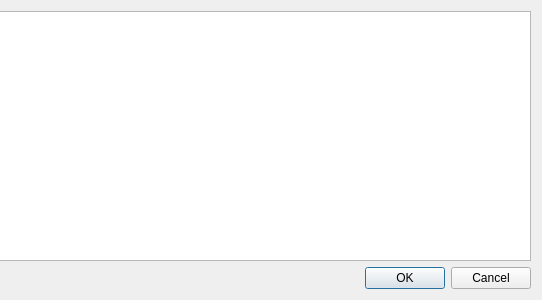
First picture: the form in overzichtvraagaanbod.ui, repository vvim/BT_deelnemers, before the edit; both pictures show x 258 to 800 and y 0 to 300 of the 800 by 300 pixel window.
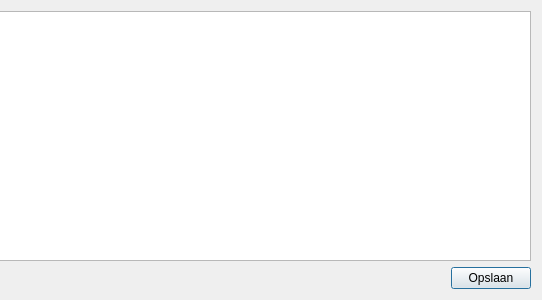
Second picture: the form after the edit.

Commit message: V/A use custom "savebutton" instead of QButtonBox

```diff
--- a/overzichtvraagaanbod.ui
+++ b/overzichtvraagaanbod.ui
@@ -40,12 +40,9 @@
       </spacer>
      </item>
      <item>
-      <widget class="QDialogButtonBox" name="buttonBox">
-       <property name="orientation">
-        <enum>Qt::Horizontal</enum>
-       </property>
-       <property name="standardButtons">
-        <set>QDialogButtonBox::Cancel|QDialogButtonBox::Ok</set>
+      <widget class="QPushButton" name="saveButton">
+       <property name="text">
+        <string>Opslaan</string>
        </property>
       </widget>
      </item>
```
Left out of the diff: 35 changed lines with no effect on the pictures. The commit also changes 2 other files.
